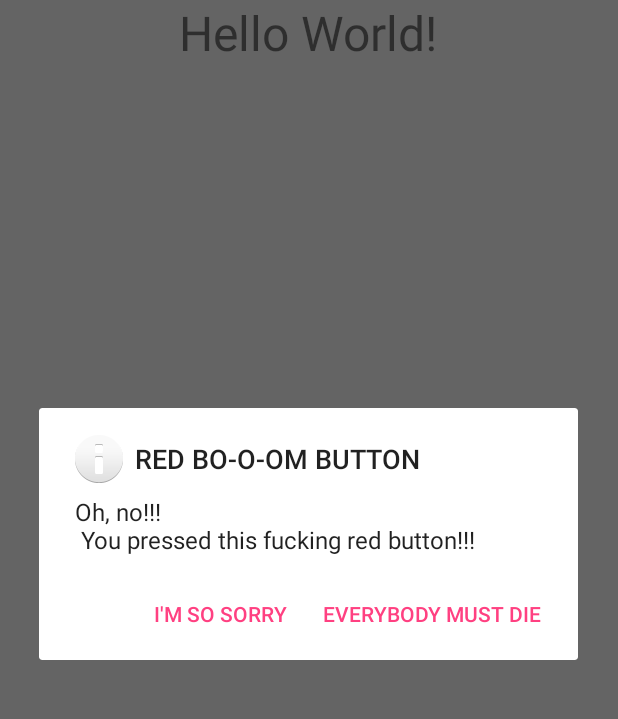
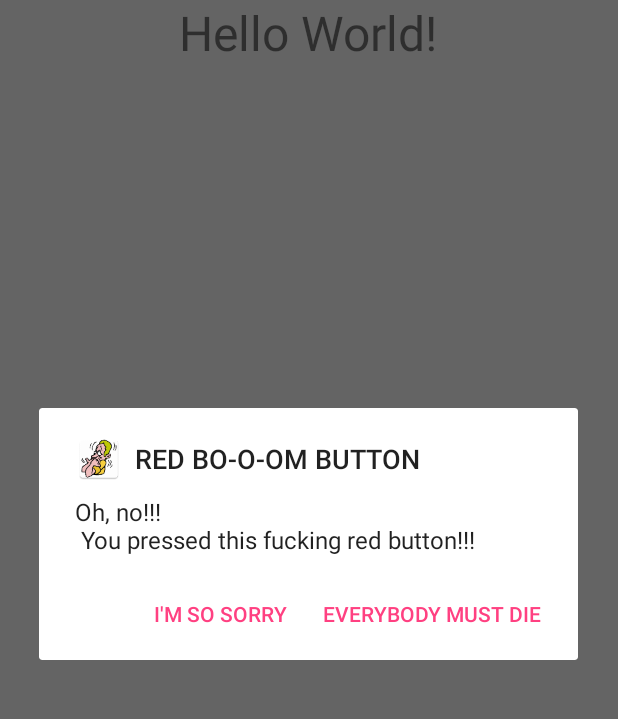
Before and after one commit to Khavronsky/BlogReader, an Android app: the screen it shows after launch (MainActivity), after a tap on an icon or button, on a phone screen of 412 x 824 dp, the part 84-803 px from its top. Run offline under Robolectric (Android 15) with nearby library versions, the phone set to English and light mode, and no system bars.

Commit message:
Light refactoring

```diff
--- a/app/src/main/java/com/khavronsky/blogreader/MainActivity.java
+++ b/app/src/main/java/com/khavronsky/blogreader/MainActivity.java
@@ -22,33 +22,38 @@ import android.widget.Toast;
 public class MainActivity extends AppCompatActivity implements NavigationView.OnNavigationItemSelectedListener {
     Toolbar toolbar;
     ActionBarDrawerToggle toggle;
+    DrawerLayout drawer;
     FragmentTransaction fragmentTransaction;
     Fragment firstFragment;
     Fragment secondFragment;
     Fragment thirdFragment;
     Fragment fourthFragment;
+    NavigationView navigationView;
 
     @Override
     protected void onCreate(Bundle savedInstanceState) {
 
         super.onCreate(savedInstanceState);
         setContentView(R.layout.activity_main);
+        init();
+        setSupportActionBar(toolbar);
+        toggle = new ActionBarDrawerToggle(
+                this, drawer, toolbar, R.string.navigation_drawer_open, R.string.navigation_drawer_close);
+        drawer.addDrawerListener(toggle);
+        toggle.syncState();
+        navigationView = (NavigationView) findViewById(R.id.nav_view);
+        navigationView.setNavigationItemSelectedListener(this);
+    }
+
+    private void init() {
         toolbar = (Toolbar) findViewById(R.id.toolbar);
-        setSupportActionBar(toolbar);
         firstFragment = new FirstFragment();
         secondFragment = new SecondFragment();
         thirdFragment = new ThirdFragment();
         fourthFragment = new FourthFragment();
+        drawer = (DrawerLayout) findViewById(R.id.drawer_layout);
 
-        DrawerLayout drawer = (DrawerLayout) findViewById(R.id.drawer_layout);
 
-        toggle = new ActionBarDrawerToggle(
-                this, drawer, toolbar, R.string.navigation_drawer_open, R.string.navigation_drawer_close);
-        drawer.addDrawerListener(toggle);
-        toggle.syncState();
-
-        NavigationView navigationView = (NavigationView) findViewById(R.id.nav_view);
-        navigationView.setNavigationItemSelectedListener(this);
     }
 
     @SuppressWarnings("StatementWithEmptyBody")
@@ -119,6 +124,7 @@ public class MainActivity extends AppCompatActivity implements NavigationView.On
         getMenuInflater().inflate(R.menu.menu, menu);
         return true;
     }
+
     protected Dialog onCreateDialog(int id) {
             AlertDialog.Builder adb = new AlertDialog.Builder(this);
 
@@ -126,7 +132,7 @@ public class MainActivity extends AppCompatActivity implements NavigationView.On
 
             adb.setMessage("Oh, no!!!\n You pressed this fucking red button!!!");
 
-            adb.setIcon(android.R.drawable.ic_dialog_info);
+            adb.setIcon(R.mipmap.scare);
 
             adb.setPositiveButton("Everybody must die", new DialogInterface.OnClickListener() {
                 @Override
@@ -147,7 +153,6 @@ public class MainActivity extends AppCompatActivity implements NavigationView.On
             return adb.create();
 
     }
-
 
     @Override
     public boolean onOptionsItemSelected(MenuItem item) {
--- a/app/src/main/res/menu/menu.xml
+++ b/app/src/main/res/menu/menu.xml
@@ -21,6 +21,6 @@
     <item
         android:id="@+id/settings_too"
         android:orderInCategory="100"
-        android:title="@string/settings"
+        android:title="@string/settings_too"
         app:showAsAction="never" />
 </menu>
--- a/app/src/main/res/values/strings.xml
+++ b/app/src/main/res/values/strings.xml
@@ -14,4 +14,5 @@
     <string name="don_t_push_red_button">DON\'T PUSH RED BUTTON</string>
     <string name="pusher">Жмякер</string>
     <string name="push">ЖМЯК-ЖМЯК</string>
+    <string name="settings_too">settings too</string>
 </resources>
```
